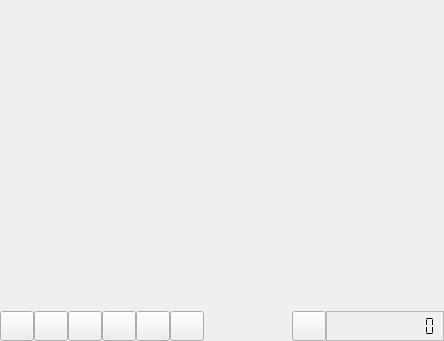
Old version of the form src/Gui/ui/PreviewWidget.ui in the repository VLMC/vlmc.
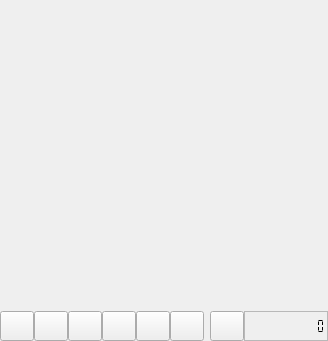
New version of the form. Icons and pictures are not drawn. Custom widgets are drawn as their Qt base class.

Patch:
```diff
--- a/src/Gui/ui/PreviewWidget.ui
+++ b/src/Gui/ui/PreviewWidget.ui
@@ -9,7 +9,7 @@
    <rect>
     <x>0</x>
     <y>0</y>
-    <width>444</width>
+    <width>328</width>
     <height>341</height>
    </rect>
   </property>
@@ -291,6 +291,12 @@
      </item>
      <item>
       <widget class="LCDTimecode" name="lcdNumber">
+       <property name="minimumSize">
+        <size>
+         <width>80</width>
+         <height>0</height>
+        </size>
+       </property>
        <property name="frameShape">
         <enum>QFrame::StyledPanel</enum>
        </property>
```
Left out of the diff: 3 changed lines with no effect on the pictures.
